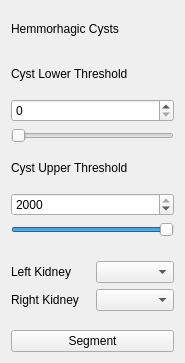
First picture: the form in tools/cystLabel_tool/cystLabel_widget.ui, repository collinli2353/SmartClick, before the edit.
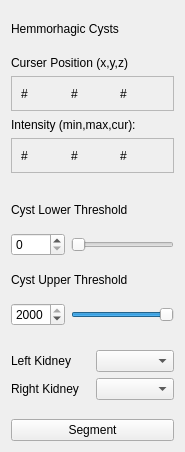
Second picture: the form after the edit.

Commit message: added curser crosshair for intensity (voxel)

The edit to the form file:
```diff
--- a/tools/cystLabel_tool/cystLabel_widget.ui
+++ b/tools/cystLabel_tool/cystLabel_widget.ui
@@ -7,13 +7,13 @@
     <x>0</x>
     <y>0</y>
     <width>185</width>
-    <height>363</height>
+    <height>452</height>
    </rect>
   </property>
   <property name="windowTitle">
    <string>Form</string>
   </property>
-  <layout class="QVBoxLayout" name="verticalLayout_4">
+  <layout class="QVBoxLayout" name="verticalLayout">
    <item>
     <spacer name="curser_verticalSpacer">
      <property name="orientation">
@@ -59,6 +59,126 @@
      </property>
     </spacer>
    </item>
+   <item>
+    <widget class="QLabel" name="curserPos_label">
+     <property name="maximumSize">
+      <size>
+       <width>16777215</width>
+       <height>15</height>
+      </size>
+     </property>
+     <property name="text">
+      <string>Curser Position (x,y,z)</string>
+     </property>
+    </widget>
+   </item>
+   <item>
+    <widget class="QFrame" name="cursorPos_frame">
+     <property name="maximumSize">
+      <size>
+       <width>16777215</width>
+       <height>35</height>
+      </size>
+     </property>
+     <property name="frameShape">
+      <enum>QFrame::StyledPanel</enum>
+     </property>
+     <property name="frameShadow">
+      <enum>QFrame::Raised</enum>
+     </property>
+     <layout class="QHBoxLayout" name="horizontalLayout_3">
+      <item>
+       <widget class="QLabel" name="curserX_label">
+        <property name="text">
+         <string>#</string>
+        </property>
+       </widget>
+      </item>
+      <item>
+       <widget class="QLabel" name="curserY_label">
+        <property name="text">
+         <string>#</string>
+        </property>
+       </widget>
+      </item>
+      <item>
+       <widget class="QLabel" name="curserZ_label">
+        <property name="text">
+         <string>#</string>
+        </property>
+       </widget>
+      </item>
+     </layout>
+    </widget>
+   </item>
+   <item>
+    <widget class="QLabel" name="curserIntensity_label">
+     <property name="maximumSize">
+      <size>
+       <width>16777215</width>
+       <height>15</height>
+      </size>
+     </property>
+     <property name="text">
+      <string>Intensity (min,max,cur):</string>
+     </property>
+    </widget>
+   </item>
+   <item>
+    <widget class="QFrame" name="curserIntensity_frame">
+     <property name="maximumSize">
+      <size>
+       <width>16777215</width>
+       <height>35</height>
+      </size>
+     </property>
+     <property name="frameShape">
+      <enum>QFrame::StyledPanel</enum>
+     </property>
+     <property name="frameShadow">
+      <enum>QFrame::Raised</enum>
+     </property>
+     <layout class="QHBoxLayout" name="horizontalLayout_9">
+      <item>
+       <widget class="QLabel" name="minIntensity_label">
+        <property name="text">
+         <string>#</string>
+        </property>
+       </widget>
+      </item>
+      <item>
+       <widget class="QLabel" name="maxIntensity_label">
+        <property name="text">
+         <string>#</string>
+        </property>
+       </widget>
+      </item>
+      <item>
+       <widget class="QLabel" name="curIntensity_label">
+        <property name="text">
+         <string>#</string>
+        </property>
+       </widget>
+      </item>
+     </layout>
+    </widget>
+   </item>
+   <item>
+    <spacer name="curser_verticalSpacer_5">
+     <property name="orientation">
+      <enum>Qt::Vertical</enum>
+     </property>
+     <property name="sizeType">
+      <enum>QSizePolicy::Fixed</enum>
+     </property>
+     <property name="sizeHint" stdset="0">
+      <size>
+       <width>20</width>
+       <height>13</height>
+      </size>
+     </property>
+    </spacer>
+   </item>
    <item>
     <widget class="QLabel" name="lowerThresh_title">
      <property name="text">
@@ -67,7 +187,7 @@
     </widget>
    </item>
    <item>
-    <layout class="QVBoxLayout" name="verticalLayout_2">
+    <layout class="QHBoxLayout" name="horizontalLayout">
      <item>
       <widget class="QSpinBox" name="lowerThresh_spinBox">
        <property name="maximum">
@@ -101,7 +221,7 @@
     </widget>
    </item>
    <item>
-    <layout class="QVBoxLayout" name="verticalLayout">
+    <layout class="QHBoxLayout" name="horizontalLayout_2">
      <item>
       <widget class="QSpinBox" name="upperThresh_spinBox">
        <property name="maximum">
```
The commit also changes 2 other files.
